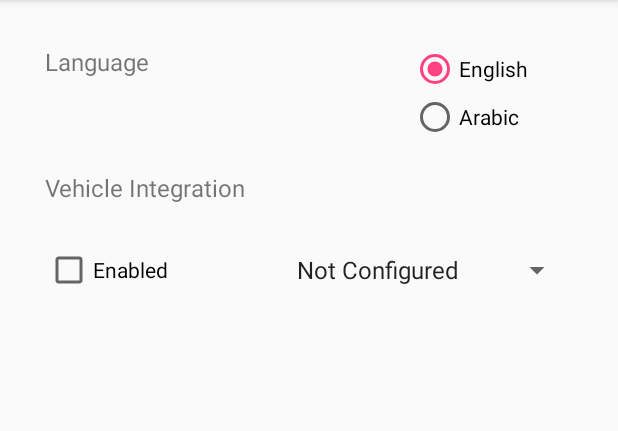
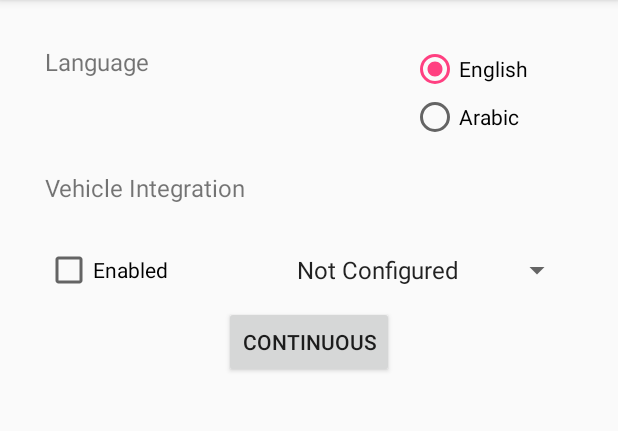
Before and after one commit to haudah/CarWatcher, an Android app: the SettingsActivity screen opened directly, with no data from a screen before it, on a phone screen of 412 x 824 dp, the part 84-515 px from its top. Run offline under Robolectric (Android 15) with nearby library versions, the phone set to English and light mode, and no system bars.

Commit message:
Bugs fixed

```diff
--- a/app/src/main/java/com/aramco/carwatcher/BluetoothReceiver.java
+++ b/app/src/main/java/com/aramco/carwatcher/BluetoothReceiver.java
@@ -109,8 +109,8 @@ public class BluetoothReceiver extends BroadcastReceiver
     //but do nothing if it's already running
     private void startCaptureIfNotRunning(Context context)
     {
-        //stop capture (if there isn't one already in progress)
-        Intent stopIntent = CaptureService.newIntent(context, true, true);
-        context.startService(stopIntent);
+        //start capture (if there isn't one already in progress)
+        Intent startIntent = CaptureService.newIntent(context, true, true);
+        context.startService(startIntent);
     }
 }
--- a/app/src/main/java/com/aramco/carwatcher/SettingsActivity.java
+++ b/app/src/main/java/com/aramco/carwatcher/SettingsActivity.java
@@ -14,7 +14,9 @@ import android.os.Bundle;
 import android.view.Menu;
 import android.view.MenuInflater;
 import android.view.MenuItem;
+import android.view.View;
 import android.widget.ArrayAdapter;
+import android.widget.Button;
 import android.widget.CheckBox;
 import android.widget.RadioButton;
 import android.widget.Spinner;
@@ -30,6 +32,7 @@ public class SettingsActivity extends AppCompatActivity
     private RadioButton arabicRadioButton;
     private CheckBox bluetoothCheckBox;
     private Spinner pairedNamesSpinner;
+    private Button continuousButton;
     //the current language setting (0: english, 1: arabic)
     private int language;
     //the current bluetooth enabled setting
@@ -59,6 +62,17 @@ public class SettingsActivity extends AppCompatActivity
         arabicRadioButton = (RadioButton)findViewById(R.id.settings_language_arabic);
         bluetoothCheckBox = (CheckBox)findViewById(R.id.settings_bluetooth_enabled);
         pairedNamesSpinner = (Spinner)findViewById(R.id.settings_bluetooth_spinner);
+        continuousButton = (Button)findViewById(R.id.settings_continuous_button);
+        //the continuous button should start the continuous mode
+        continuousButton.setOnClickListener(new View.OnClickListener() {
+            @Override
+            public void onClick(View v)
+            {
+                //start capture (if there isn't one already in progress)
+                Intent intent = CaptureService.newIntent(SettingsActivity.this, true);
+                (SettingsActivity.this).startService(intent);
+            }
+        });
         //get current settings (if they've been configured previously)
         SharedPreferences sharedPref = getSharedPreferences(SETTINGS_FILE, Context.MODE_PRIVATE);
         language = sharedPref.getInt(LANGUAGE_SETTING, 0);
--- a/app/src/main/res/layout/activity_settings.xml
+++ b/app/src/main/res/layout/activity_settings.xml
@@ -76,4 +76,12 @@
             >
         </Spinner>
     </RelativeLayout>
+    <Button
+        android:id="@+id/settings_continuous_button"
+        android:layout_width="wrap_content"
+        android:layout_height="wrap_content"
+        android:layout_gravity="center_horizontal"
+        android:text="Continuous"
+        android:visibility="visible"
+        />
 </LinearLayout>
```
Also changed, not shown: app/src/main/java/com/aramco/carwatcher/CaptureService.java (+13 -24 lines), 77 other files.
